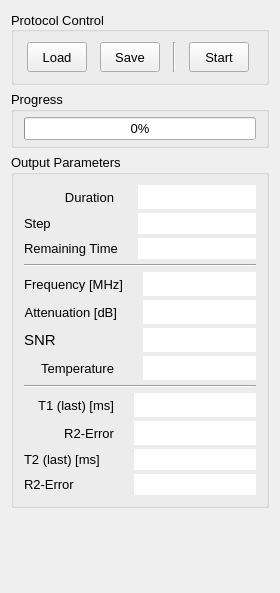
This is Applications/relax/ui/ccProtocol.ui in OpenMRI/ocra as Qt 5 draws it before an edit. The edited form follows.
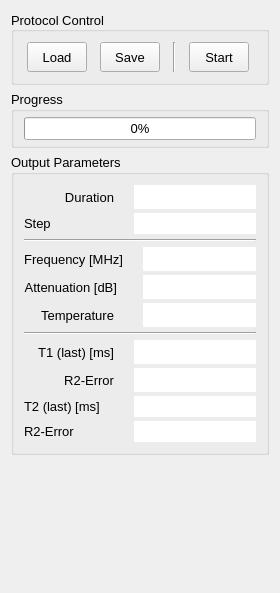
This is the edited form.

Commit message: Protocol Implementation

Patch:
```diff
--- a/Applications/relax/ui/ccProtocol.ui
+++ b/Applications/relax/ui/ccProtocol.ui
@@ -354,40 +354,6 @@
           </property>
          </widget>
         </item>
-        <item row="2" column="1">
-         <widget class="QLineEdit" name="lineEdit">
-          <property name="minimumSize">
-           <size>
-            <width>80</width>
-            <height>18</height>
-           </size>
-          </property>
-          <property name="maximumSize">
-           <size>
-            <width>16777215</width>
-            <height>25</height>
-           </size>
-          </property>
-          <property name="frame">
-           <bool>false</bool>
-          </property>
-          <property name="alignment">
-           <set>Qt::AlignRight|Qt::AlignTrailing|Qt::AlignVCenter</set>
-          </property>
-         </widget>
-        </item>
-        <item row="2" column="0">
-         <widget class="QLabel" name="label_3">
-          <property name="font">
-           <font>
-            <pointsize>10</pointsize>
-           </font>
-          </property>
-          <property name="text">
-           <string>Remaining Time</string>
-          </property>
-         </widget>
-        </item>
        </layout>
       </item>
       <item>
@@ -567,108 +533,6 @@
          </widget>
         </item>
         <item row="2" column="0">
-         <widget class="QLabel" name="snrLabel">
-          <property name="sizePolicy">
-           <sizepolicy hsizetype="Minimum" vsizetype="Preferred">
-            <horstretch>0</horstretch>
-            <verstretch>0</verstretch>
-           </sizepolicy>
-          </property>
-          <property name="font">
-           <font>
-            <pointsize>11</pointsize>
-            <weight>50</weight>
-            <bold>false</bold>
-           </font>
-          </property>
-          <property name="text">
-           <string>SNR</string>
-          </property>
-         </widget>
-        </item>
-        <item row="2" column="1">
-         <widget class="QLineEdit" name="snr_output">
-          <property name="sizePolicy">
-           <sizepolicy hsizetype="Expanding" vsizetype="Fixed">
-            <horstretch>0</horstretch>
-            <verstretch>0</verstretch>
-           </sizepolicy>
-          </property>
-          <property name="minimumSize">
-           <size>
-            <width>80</width>
-            <height>18</height>
-           </size>
-          </property>
-          <property name="maximumSize">
-           <size>
-            <width>16777215</width>
-            <height>25</height>
-           </size>
-          </property>
-          <property name="font">
-           <font>
-            <pointsize>11</pointsize>
-            <weight>50</weight>
-            <bold>false</bold>
-           </font>
-          </property>
-          <property name="mouseTracking">
-           <bool>false</bool>
-          </property>
-          <property name="frame">
-           <bool>false</bool>
-          </property>
-          <property name="alignment">
-           <set>Qt::AlignRight|Qt::AlignTrailing|Qt::AlignVCenter</set>
-          </property>
-          <property name="readOnly">
-           <bool>true</bool>
-          </property>
-         </widget>
-        </item>
-        <item row="3" column="1">
-         <widget class="QLineEdit" name="temp_output">
-          <property name="sizePolicy">
-           <sizepolicy hsizetype="Expanding" vsizetype="Fixed">
-            <horstretch>0</horstretch>
-            <verstretch>0</verstretch>
-           </sizepolicy>
-          </property>
-          <property name="minimumSize">
-           <size>
-            <width>80</width>
-            <height>18</height>
-           </size>
-          </property>
-          <property name="maximumSize">
-           <size>
-            <width>16777215</width>
-            <height>25</height>
-           </size>
-          </property>
-          <property name="font">
-           <font>
-            <pointsize>11</pointsize>
-            <weight>50</weight>
-            <bold>false</bold>
-           </font>
-          </property>
-          <property name="mouseTracking">
-           <bool>false</bool>
-          </property>
-          <property name="frame">
-           <bool>false</bool>
-          </property>
-          <property name="alignment">
-           <set>Qt::AlignRight|Qt::AlignTrailing|Qt::AlignVCenter</set>
-          </property>
-          <property name="readOnly">
-           <bool>true</bool>
-          </property>
-         </widget>
-        </item>
-        <item row="3" column="0">
          <widget class="QLabel" name="tempLabel">
           <property name="sizePolicy">
            <sizepolicy hsizetype="Minimum" vsizetype="Preferred">
@@ -697,6 +561,47 @@
           </property>
          </widget>
         </item>
+        <item row="2" column="1">
+         <widget class="QLineEdit" name="temp_output">
+          <property name="sizePolicy">
+           <sizepolicy hsizetype="Expanding" vsizetype="Fixed">
+            <horstretch>0</horstretch>
+            <verstretch>0</verstretch>
+           </sizepolicy>
+          </property>
+          <property name="minimumSize">
+           <size>
+            <width>80</width>
+            <height>18</height>
+           </size>
+          </property>
+          <property name="maximumSize">
+           <size>
+            <width>16777215</width>
+            <height>25</height>
+           </size>
+          </property>
+          <property name="font">
+           <font>
+            <pointsize>11</pointsize>
+            <weight>50</weight>
+            <bold>false</bold>
+           </font>
+          </property>
+          <property name="mouseTracking">
+           <bool>false</bool>
+          </property>
+          <property name="frame">
+           <bool>false</bool>
+          </property>
+          <property name="alignment">
+           <set>Qt::AlignRight|Qt::AlignTrailing|Qt::AlignVCenter</set>
+          </property>
+          <property name="readOnly">
+           <bool>true</bool>
+          </property>
+         </widget>
+        </item>
        </layout>
       </item>
       <item>
```
Left out of the diff: 8 changed lines with no effect on the pictures. The commit also changes 9 other files.
